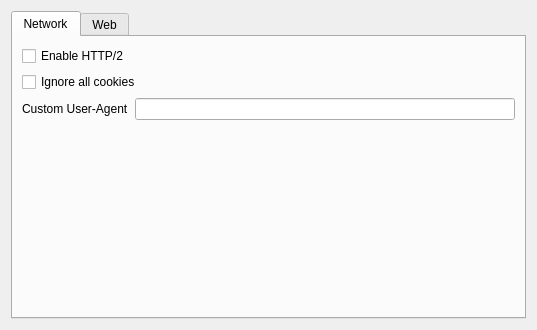
First picture: the form in src/librssguard/gui/settings/settingsnetwork.ui, repository martinrotter/rssguard, before the edit.
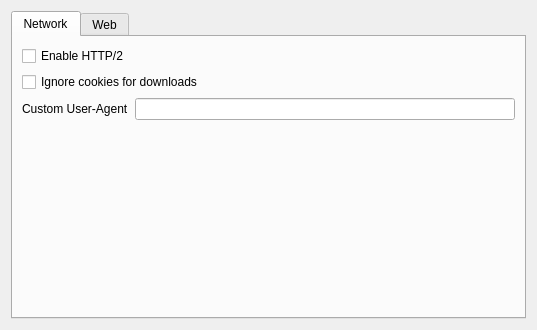
Second picture: the form after the edit.

Commit message: clearup some inconsistencies in cookies-ignore policies etc

Patch:
```diff
--- a/src/librssguard/gui/settings/settingsnetwork.ui
+++ b/src/librssguard/gui/settings/settingsnetwork.ui
@@ -31,7 +31,7 @@
        <item row="1" column="0" colspan="2">
         <widget class="QCheckBox" name="m_cbIgnoreAllCookies">
          <property name="text">
-          <string>Ignore all cookies</string>
+          <string>Ignore cookies for downloads</string>
          </property>
         </widget>
        </item>
```
Left out of the diff: 3 changed lines with no effect on the pictures. The commit also changes 4 other files.
